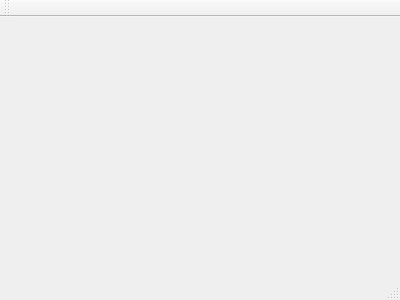
Old version of the form Qt_Dev/v1.1/untitled2/mainwindow.ui in the repository xuezeao/git_program.
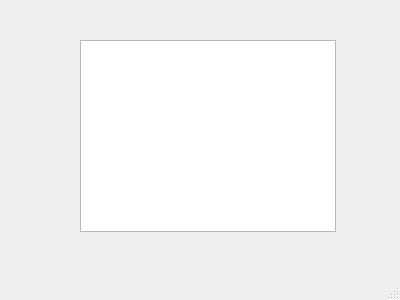
New version of the form.

Diff of the .ui file:
```diff
--- a/Qt_Dev/v1.1/untitled2/mainwindow.ui
+++ b/Qt_Dev/v1.1/untitled2/mainwindow.ui
@@ -12,13 +12,21 @@
   <property name="windowTitle" >
    <string>MainWindow</string>
   </property>
-  <widget class="QMenuBar" name="menuBar" />
-  <widget class="QToolBar" name="mainToolBar" />
-  <widget class="QWidget" name="centralWidget" />
-  <widget class="QStatusBar" name="statusBar" />
+  <widget class="QWidget" name="centralWidget">
+   <widget class="QTableView" name="tableView">
+    <property name="geometry">
+     <rect>
+      <x>80</x>
+      <y>40</y>
+      <width>256</width>
+      <height>192</height>
+     </rect>
+    </property>
+   </widget>
+  </widget>
+  <widget class="QStatusBar" name="statusBar"/>
  </widget>
- <layoutDefault spacing="6" margin="11" />
- <pixmapfunction></pixmapfunction>
+ <layoutdefault spacing="6" margin="11"/>
  <resources/>
  <connections/>
 </ui>
```
Left out of the diff: 7 changed lines with no effect on the pictures.
